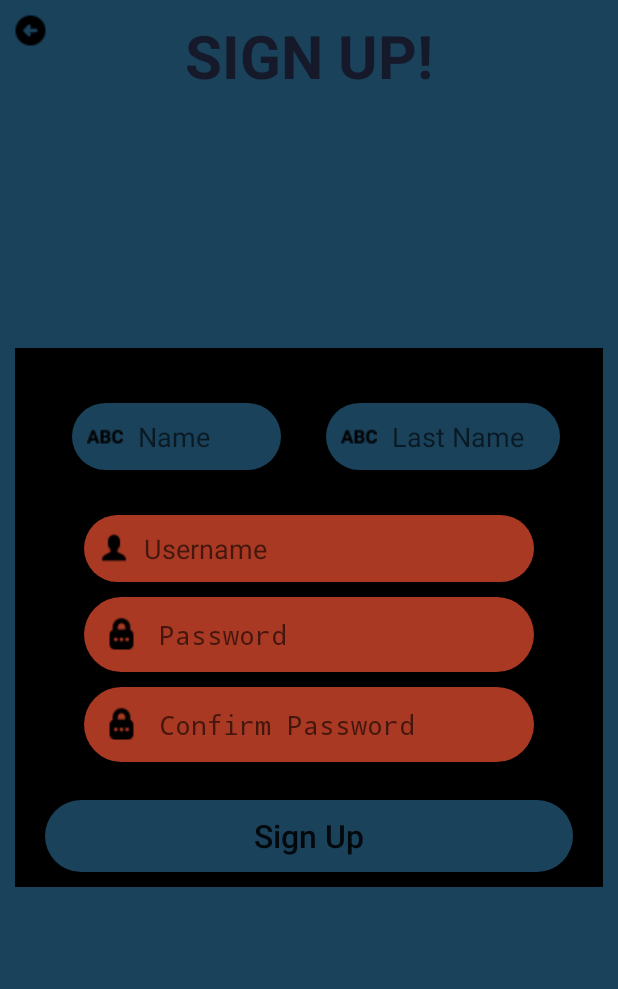
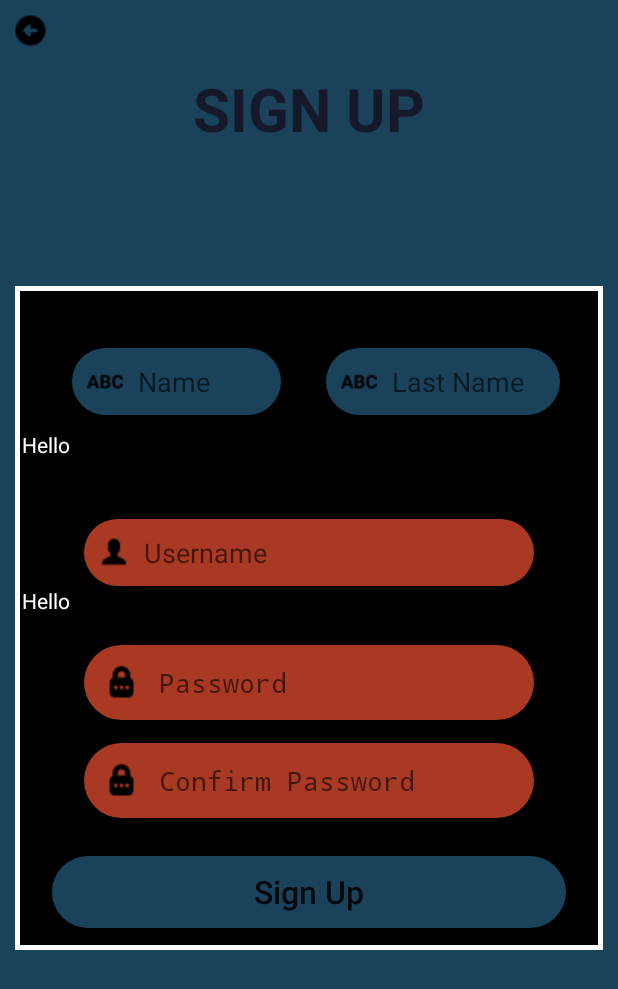
Before and after one commit to EmmanuelGR02/WorkoutGenerator, an Android app built with Jetpack Compose: the screen it shows after launch (MainActivity), after a tap on "Sign Up", on a phone screen of 412 x 824 dp. Shown: the top 989 px of the screen. Run offline under Robolectric (Android 15) with nearby library versions, the phone set to English and light mode, and no system bars; our stand-ins replace Firebase (no records; nobody signed in at launch, a user with empty details on screens opened directly); 1 other tap on this screen came first.

Commit message:
Working on signup_layout.xml design

```diff
--- /dev/null
+++ b/app/src/main/res/drawable/signup_linearlayout_border.xml
@@ -0,0 +1,27 @@
+<?xml version="1.0" encoding="utf-8"?>
+<shape xmlns:android="http://schemas.android.com/apk/res/android"
+    android:shape="rectangle"
+
+    >
+    <corners
+        android:radius="0dp"
+        ></corners>
+
+    <padding
+        android:left="5dp"
+        android:right="5dp"
+        android:top="5dp"
+        android:bottom="5dp"
+        ></padding>
+
+    <stroke
+        android:width="3dp"
+        android:color="@color/white"
+        ></stroke>
+
+    <solid
+        android:color="@color/black"
+        ></solid>
+
+
+</shape>
--- a/app/src/main/res/layout/signup_layout.xml
+++ b/app/src/main/res/layout/signup_layout.xml
@@ -16,16 +16,16 @@
         ></Button>
 
     <!-- Title -->
-
     <TextView
         android:id="@+id/login_title"
         android:layout_width="match_parent"
         android:layout_height="wrap_content"
         android:gravity="center_horizontal"
         android:padding="10dp"
-        android:text="SIGN UP!"
+        android:text="SIGN UP"
         android:textColor="@color/loginBG_darkerBlue"
         android:textSize="40sp"
+        android:layout_marginTop="35dp"
         android:textStyle="bold"></TextView>
 
     <LinearLayout
@@ -33,9 +33,10 @@
         android:layout_height="wrap_content"
         android:orientation="vertical"
         android:layout_centerVertical="true"
-        android:background="@color/black"
+        android:background="@drawable/signup_linearlayout_border"
         android:layout_marginStart="10dp"
-        android:layout_marginEnd="10dp">
+        android:layout_marginEnd="10dp"
+        >
 
 
         <!-- Error Message -->
@@ -75,6 +76,7 @@
 
             <!-- Lasr Name Input -->
             <EditText
+
                 android:id="@+id/signUp_lastName"
                 android:maxLength="12"
                 android:maxLines="1"
@@ -85,9 +87,17 @@
                 android:drawablePadding="10dp"
                 android:background="@drawable/logininput_background"
                 android:padding="10dp"
-                android:layout_marginStart="20dp"></EditText>
+                android:layout_marginStart="20dp">
+            </EditText>
 
         </LinearLayout>
+
+        <TextView
+            android:layout_width="match_parent"
+            android:layout_height="match_parent"
+            android:text="Hello"
+            android:textColor="@color/white">
+        </TextView>
 
         <!-- Username Input -->
         <EditText
@@ -104,14 +114,20 @@
             android:padding="10dp"
             android:layout_marginStart="20dp"
             android:layout_marginEnd="20dp"
-            android:layout_marginTop="20dp"></EditText>
+            android:layout_marginTop="40dp"></EditText>
 
+        <TextView
+            android:layout_width="match_parent"
+            android:layout_height="match_parent"
+            android:text="Hello"
+            android:textColor="@color/white">
+        </TextView>
         <!-- Password Input -->
         <EditText
             android:maxLength="15"
             android:maxLines="1"
             android:id="@+id/signUp_password"
-            android:password="true"
+            android:inputType="textPassword"
             android:layout_gravity="center_horizontal"
             android:layout_width="300dp"
             android:layout_height="wrap_content"
@@ -122,28 +138,30 @@
             android:padding="10dp"
             android:layout_marginStart="20dp"
             android:layout_marginEnd="20dp"
-            android:layout_marginTop="10dp"></EditText>
+            android:layout_marginTop="20dp"></EditText>
 
 
         <!-- Password 2nd Input -->
+
+        <!-- Sing up Button -->
         <EditText
             android:id="@+id/signUp_reEnteredPassword"
+            android:layout_width="300dp"
+            android:layout_height="wrap_content"
+            android:layout_gravity="center_horizontal"
+            android:layout_marginStart="20dp"
+            android:layout_marginTop="15dp"
+            android:layout_marginEnd="20dp"
+            android:background="@drawable/signupbtn_background"
+            android:drawableStart="@drawable/password_icon"
+            android:drawablePadding="10dp"
+            android:hint="Confirm Password"
             android:maxLength="15"
             android:maxLines="1"
-            android:password="true"
-            android:layout_gravity="center_horizontal"
-            android:layout_width="300dp"
-            android:layout_height="wrap_content"
-            android:drawableStart="@drawable/password_icon"
-            android:hint="Confirm Password"
-            android:drawablePadding="10dp"
-            android:background="@drawable/signupbtn_background"
             android:padding="10dp"
-            android:layout_marginStart="20dp"
-            android:layout_marginEnd="20dp"
-            android:layout_marginTop="10dp"></EditText>
+            android:inputType="textPassword"
+            ></EditText>
 
-        <!-- Sing up Button -->
         <Button
             android:id="@+id/signUp_button"
             android:layout_width="match_parent"
```
